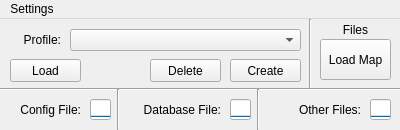
First picture: the form in GUI_main.ui, repository KuFoX-kfx/PZ_CMF, before the edit.
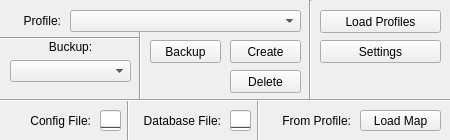
Second picture: the form after the edit.

Commit message: Radically change all GUI. Maybe need add some gui

```diff
--- a/GUI_main.ui
+++ b/GUI_main.ui
@@ -12,8 +12,8 @@
    <rect>
     <x>0</x>
     <y>0</y>
-    <width>400</width>
-    <height>130</height>
+    <width>450</width>
+    <height>140</height>
    </rect>
   </property>
   <property name="sizePolicy">
@@ -25,13 +25,13 @@
   <property name="minimumSize">
    <size>
     <width>400</width>
-    <height>130</height>
+    <height>110</height>
    </size>
   </property>
   <property name="maximumSize">
    <size>
-    <width>400</width>
-    <height>130</height>
+    <width>9999</width>
+    <height>9999</height>
    </size>
   </property>
   <property name="windowTitle">
@@ -68,8 +68,8 @@
     <property name="geometry">
      <rect>
       <x>0</x>
-      <y>60</y>
-      <width>401</width>
+      <y>90</y>
+      <width>451</width>
       <height>21</height>
      </rect>
     </property>
@@ -96,8 +96,8 @@
    <widget class="QPushButton" name="PSHBTN_Delete">
     <property name="geometry">
      <rect>
-      <x>150</x>
-      <y>40</y>
+      <x>230</x>
+      <y>70</y>
       <width>71</width>
       <height>23</height>
      </rect>
@@ -113,7 +113,7 @@
     <property name="geometry">
      <rect>
       <x>230</x>
-      <y>80</y>
+      <y>110</y>
       <width>21</width>
       <height>21</height>
      </rect>
@@ -135,7 +135,7 @@
     <property name="geometry">
      <rect>
       <x>130</x>
-      <y>80</y>
+      <y>110</y>
       <width>91</width>
       <height>21</height>
      </rect>
@@ -150,8 +150,8 @@
    <widget class="QProgressBar" name="PRGRSBR_CF">
     <property name="geometry">
      <rect>
-      <x>90</x>
-      <y>80</y>
+      <x>100</x>
+      <y>110</y>
       <width>21</width>
       <height>21</height>
      </rect>
@@ -172,8 +172,8 @@
    <widget class="QLabel" name="LBL_CF">
     <property name="geometry">
      <rect>
-      <x>0</x>
-      <y>80</y>
+      <x>10</x>
+      <y>110</y>
       <width>81</width>
       <height>21</height>
      </rect>
@@ -188,8 +188,8 @@
    <widget class="Line" name="LN_3">
     <property name="geometry">
      <rect>
-      <x>110</x>
-      <y>70</y>
+      <x>120</x>
+      <y>100</y>
       <width>16</width>
       <height>41</height>
      </rect>
@@ -202,7 +202,7 @@
     <property name="geometry">
      <rect>
       <x>250</x>
-      <y>70</y>
+      <y>100</y>
       <width>16</width>
       <height>41</height>
      </rect>
@@ -214,14 +214,14 @@
    <widget class="QPushButton" name="PSHBTN_Load">
     <property name="geometry">
      <rect>
-      <x>10</x>
-      <y>40</y>
-      <width>71</width>
+      <x>320</x>
+      <y>10</y>
+      <width>121</width>
       <height>23</height>
      </rect>
     </property>
     <property name="text">
-     <string>Load</string>
+     <string>Load Profiles</string>
     </property>
    </widget>
    <widget class="Line" name="LN_5">
@@ -230,7 +230,7 @@
       <x>300</x>
       <y>0</y>
       <width>20</width>
-      <height>71</height>
+      <height>101</height>
      </rect>
     </property>
     <property name="orientation">
@@ -240,10 +240,10 @@
    <widget class="QPushButton" name="PSHBTN_LoadMap">
     <property name="geometry">
      <rect>
-      <x>320</x>
-      <y>20</y>
-      <width>71</width>
-      <height>41</height>
+      <x>360</x>
+      <y>110</y>
+      <width>81</width>
+      <height>21</height>
      </rect>
     </property>
     <property name="text">
@@ -253,61 +253,99 @@
    <widget class="QLabel" name="LBL">
     <property name="geometry">
      <rect>
-      <x>320</x>
-      <y>0</y>
-      <width>71</width>
-      <height>21</height>
-     </rect>
-    </property>
-    <property name="text">
-     <string>Files</string>
-    </property>
-    <property name="alignment">
-     <set>Qt::AlignCenter</set>
-    </property>
-   </widget>
-   <widget class="QProgressBar" name="PRGRSBR_OF">
-    <property name="geometry">
-     <rect>
-      <x>370</x>
-      <y>80</y>
-      <width>21</width>
-      <height>21</height>
-     </rect>
-    </property>
-    <property name="maximum">
-     <number>1</number>
-    </property>
-    <property name="value">
-     <number>-1</number>
-    </property>
-    <property name="textVisible">
-     <bool>false</bool>
-    </property>
-    <property name="orientation">
-     <enum>Qt::Vertical</enum>
-    </property>
-   </widget>
-   <widget class="QLabel" name="LBL_OF">
-    <property name="geometry">
-     <rect>
-      <x>270</x>
-      <y>80</y>
+      <x>260</x>
+      <y>110</y>
       <width>91</width>
       <height>21</height>
      </rect>
     </property>
     <property name="text">
-     <string>Other Files:</string>
+     <string>From Profile:</string>
     </property>
     <property name="alignment">
      <set>Qt::AlignRight|Qt::AlignTrailing|Qt::AlignVCenter</set>
     </property>
    </widget>
+   <widget class="QPushButton" name="pushButton">
+    <property name="geometry">
+     <rect>
+      <x>150</x>
+      <y>40</y>
+      <width>71</width>
+      <height>23</height>
+     </rect>
+    </property>
+    <property name="text">
+     <string>Backup</string>
+    </property>
+   </widget>
+   <widget class="Line" name="LN_6">
+    <property name="geometry">
+     <rect>
+      <x>130</x>
+      <y>30</y>
+      <width>20</width>
+      <height>71</height>
+     </rect>
+    </property>
+    <property name="orientation">
+     <enum>Qt::Vertical</enum>
+    </property>
+   </widget>
+   <widget class="QLabel" name="LBL_2">
+    <property name="geometry">
+     <rect>
+      <x>10</x>
+      <y>40</y>
+      <width>121</width>
+      <height>21</height>
+     </rect>
+    </property>
+    <property name="text">
+     <string>Buckup:</string>
+    </property>
+    <property name="alignment">
+     <set>Qt::AlignHCenter|Qt::AlignTop</set>
+    </property>
+   </widget>
+   <widget class="Line" name="LN_2">
+    <property name="geometry">
+     <rect>
+      <x>0</x>
+      <y>30</y>
+      <width>141</width>
+      <height>16</height>
+     </rect>
+    </property>
+    <property name="orientation">
+     <enum>Qt::Horizontal</enum>
+    </property>
+   </widget>
+   <widget class="QComboBox" name="comboBox">
+    <property name="geometry">
+     <rect>
+      <x>10</x>
+      <y>60</y>
+      <width>121</width>
+      <height>22</height>
+     </rect>
+    </property>
+   </widget>
+   <widget class="QPushButton" name="PSHBTN_Load_2">
+    <property name="geometry">
+     <rect>
+      <x>320</x>
+      <y>40</y>
+      <width>121</width>
+      <height>23</height>
+     </rect>
+    </property>
+    <property name="text">
+     <string>Settings</string>
+    </property>
+   </widget>
    <zorder>LN_5</zorder>
    <zorder>LBL_1</zorder>
-   <zorder>CMBox_Profile</zorder>
-   <zorder>LN</zorder>
    <zorder>PSHBTN_Create</zorder>
    <zorder>PSHBTN_Delete</zorder>
    <zorder>PRGRSBR_DBF</zorder>
@@ -319,97 +357,14 @@
    <zorder>PSHBTN_Load</zorder>
    <zorder>PSHBTN_LoadMap</zorder>
    <zorder>LBL</zorder>
-   <zorder>PRGRSBR_OF</zorder>
-   <zorder>LBL_OF</zorder>
-  </widget>
-  <widget class="QMenuBar" name="menuBar">
-   <property name="geometry">
-    <rect>
-     <x>0</x>
-     <y>0</y>
-     <width>400</width>
-     <height>21</height>
-    </rect>
-   </property>
-   <widget class="QMenu" name="menuSettings">
-    <property name="enabled">
-     <bool>true</bool>
-    </property>
-    <property name="title">
-     <string>Settings</string>
-    </property>
-    <widget class="QMenu" name="Menu_MOSYP">
-     <property name="title">
-      <string>Method of save your profiles</string>
-     </property>
-     <addaction name="ACT_DBFile"/>
-     <addaction name="ACT_RGDT_MOSYP"/>
-    </widget>
-    <widget class="QMenu" name="Menu_MSOYS">
-     <property name="title">
-      <string>Method of save settings</string>
-     </property>
-     <addaction name="ACT_ConfigFile"/>
-     <addaction name="ACT_RGDT_MSOYS"/>
-    </widget>
-    <widget class="QMenu" name="Menu_lang">
-     <property name="enabled">
-      <bool>true</bool>
-     </property>
-     <property name="title">
-      <string>Language</string>
-     </property>
-     <addaction name="ACT_EN"/>
-     <addaction name="ACT_RU"/>
-    </widget>
-    <widget class="QMenu" name="Menu_Files">
-     <property name="enabled">
-      <bool>true</bool>
-     </property>
-     <property name="title">
-      <string>Files</string>
-     </property>
-     <widget class="QMenu" name="Menu_DBF">
-      <property name="title">
-       <string>DataBase File</string>
-      </property>
-      <addaction name="ACT__DBF_Create"/>
-      <addaction name="ACT_DBF_PatchToFile"/>
-     </widget>
-     <widget class="QMenu" name="Menu_CF">
-      <property name="title">
-       <string>Config File</string>
-      </property>
-      <addaction name="ACT_CF_Create"/>
-      <addaction name="ACT_CF_PatchToFile"/>
-     </widget>
-     <addaction name="Menu_DBF"/>
-     <addaction name="Menu_CF"/>
-    </widget>
-    <widget class="QMenu" name="menuSettings_2">
-     <property name="title">
-      <string>Settings</string>
-     </property>
-     <widget class="QMenu" name="menuSorting_by">
-      <property name="title">
-       <string>Sorting by</string>
-      </property>
-      <addaction name="ACT_SB_Name"/>
-      <addaction name="ACT_SB_NameFolder"/>
-      <addaction name="ACT_SB_ID"/>
-     </widget>
-     <addaction name="menuSorting_by"/>
-    </widget>
-    <addaction name="Menu_lang"/>
-    <addaction name="separator"/>
-    <addaction name="Menu_MOSYP"/>
-    <addaction name="Menu_MSOYS"/>
-    <addaction name="separator"/>
-    <addaction name="Menu_Files"/>
-    <addaction name="separator"/>
-    <addaction name="menuSettings_2"/>
-   </widget>
-   <addaction name="menuSettings"/>
+   <zorder>pushButton</zorder>
+   <zorder>LBL_2</zorder>
+   <zorder>LN_2</zorder>
+   <zorder>LN_6</zorder>
+   <zorder>CMBox_Profile</zorder>
+   <zorder>comboBox</zorder>
+   <zorder>LN</zorder>
+   <zorder>PSHBTN_Load_2</zorder>
   </widget>
   <action name="ACT_DBFile">
    <property name="checkable">
```
The commit also changes 2 other files.
